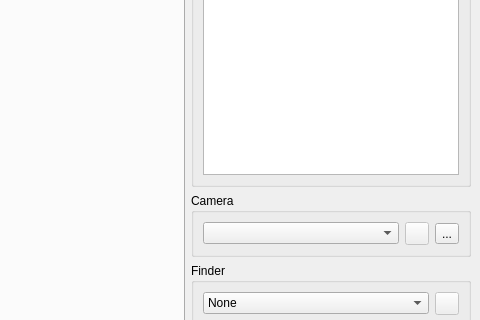
xalpha/iris, file app/ui/IrisCC.ui: the form before one commit; both pictures show x 333 to 813 and y 162 to 482 of the 813 by 687 pixel window.
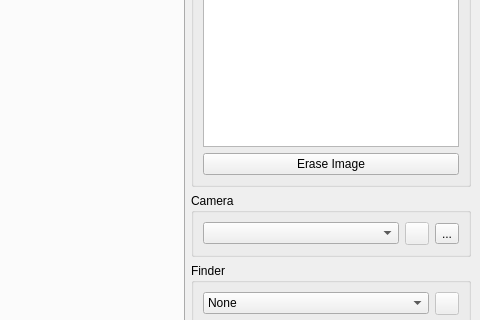
The form after the commit. Icons and pictures are not drawn. Custom widgets are drawn as their Qt base class.

Commit message: - fixed bug where updateErrorPlot & updatePosesPlotCurrent dont' show the first image - added erase functionality to CameraSet - added erase functionality to IrisCC

Diff of the .ui file:
```diff
--- a/app/ui/IrisCC.ui
+++ b/app/ui/IrisCC.ui
@@ -196,6 +196,13 @@
            </property>
           </widget>
          </item>
+         <item>
+          <widget class="QPushButton" name="erase">
+           <property name="text">
+            <string>Erase Image</string>
+           </property>
+          </widget>
+         </item>
         </layout>
        </widget>
       </item>
```
The commit also changes 3 other files.
